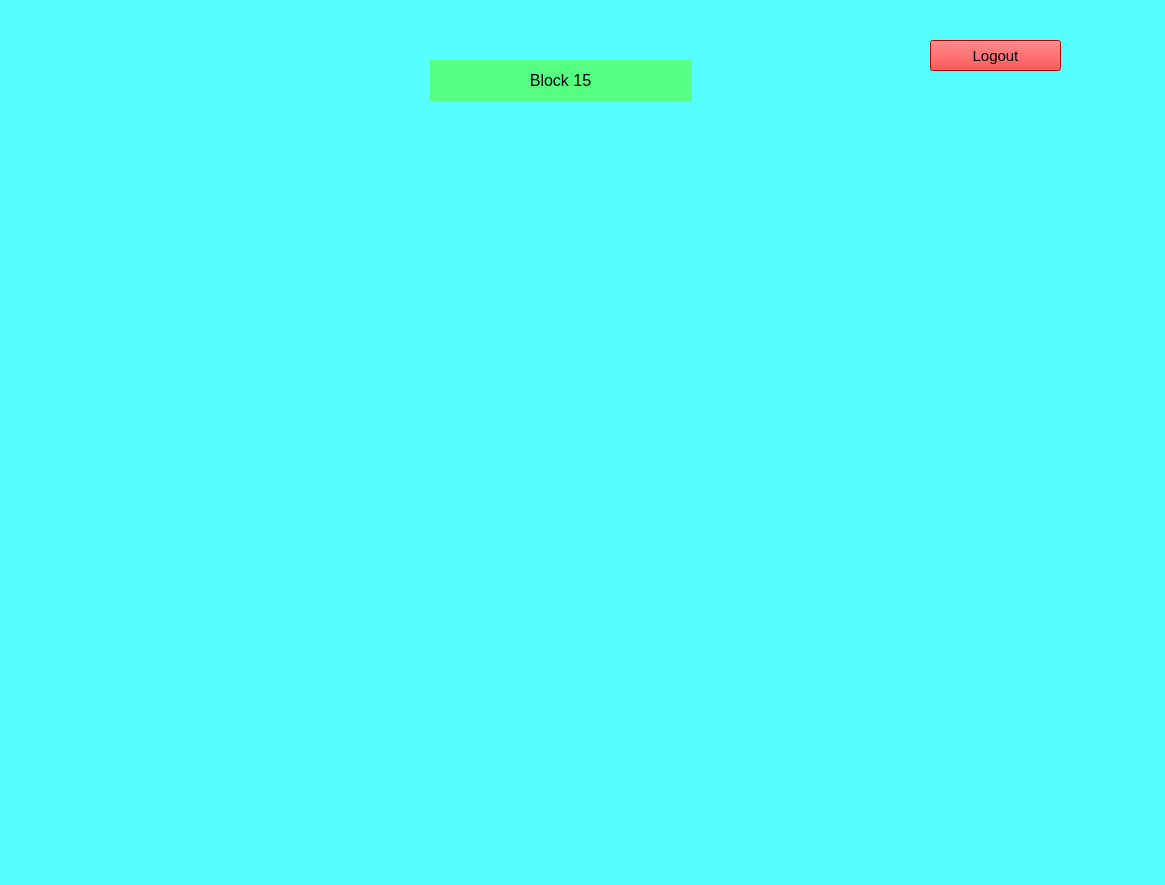
aet37/ECE1140-Project, file src/TrackModel/Map_Page.ui: the form before one commit.
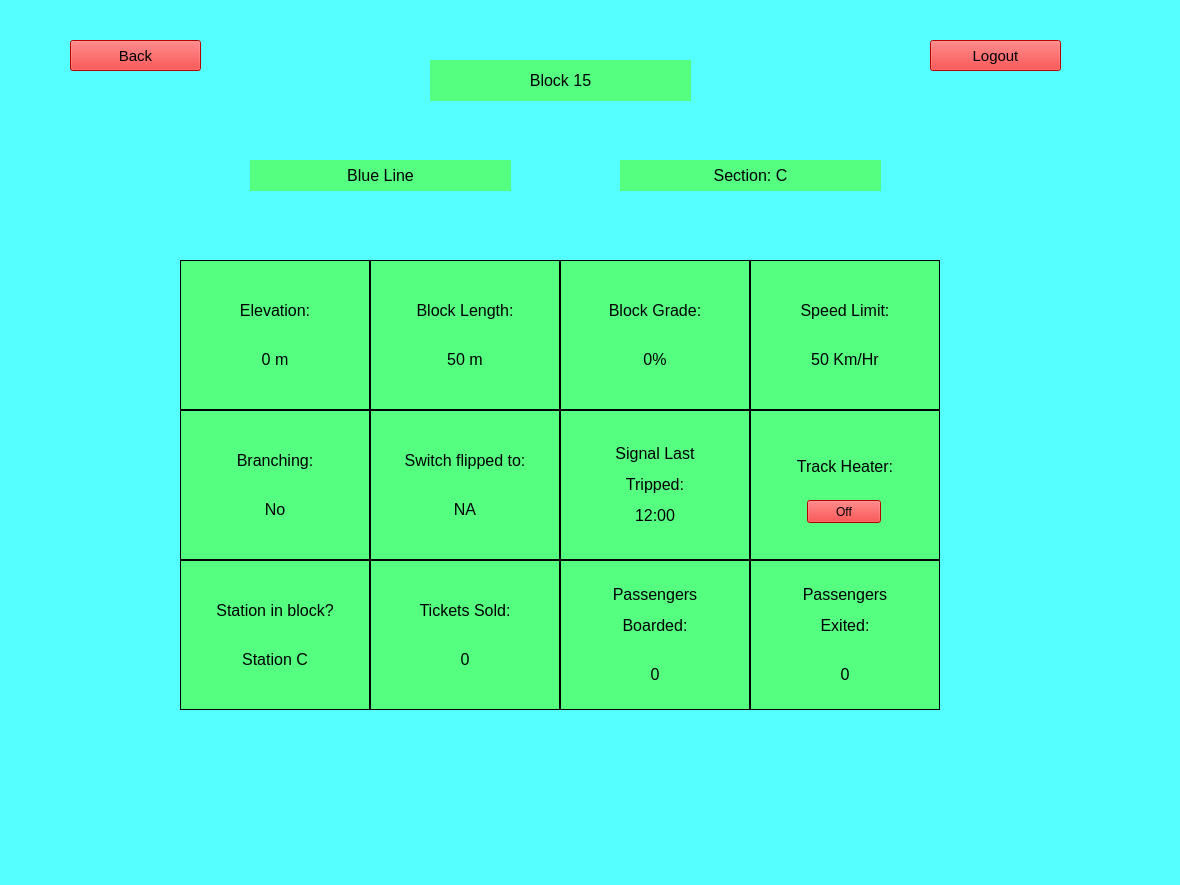
The form after the commit. The open tabs and pages were chosen to show the change.

The edit to the form file:
```diff
--- a/src/TrackModel/Map_Page.ui
+++ b/src/TrackModel/Map_Page.ui
@@ -9,7 +9,7 @@
    <rect>
     <x>0</x>
     <y>0</y>
-    <width>1165</width>
+    <width>1180</width>
     <height>885</height>
    </rect>
   </property>
@@ -2501,6 +2501,451 @@
        </size>
       </property>
      </widget>
+     <widget class="QPushButton" name="back_button_15">
+      <property name="geometry">
+       <rect>
+        <x>60</x>
+        <y>20</y>
+        <width>131</width>
+        <height>31</height>
+       </rect>
+      </property>
+      <property name="sizePolicy">
+       <sizepolicy hsizetype="Minimum" vsizetype="Minimum">
+        <horstretch>0</horstretch>
+        <verstretch>0</verstretch>
+       </sizepolicy>
+      </property>
+      <property name="minimumSize">
+       <size>
+        <width>0</width>
+        <height>0</height>
+       </size>
+      </property>
+      <property name="maximumSize">
+       <size>
+        <width>1347</width>
+        <height>16777215</height>
+       </size>
+      </property>
+      <property name="font">
+       <font>
+        <pointsize>11</pointsize>
+       </font>
+      </property>
+      <property name="styleSheet">
+       <string notr="true">background-color: rgb(255, 0, 0);</string>
+      </property>
+      <property name="text">
+       <string>Back</string>
+      </property>
+      <property name="iconSize">
+       <size>
+        <width>20</width>
+        <height>20</height>
+       </size>
+      </property>
+     </widget>
+     <widget class="QLabel" name="elevation_18">
+      <property name="geometry">
+       <rect>
+        <x>170</x>
+        <y>240</y>
+        <width>190</width>
+        <height>150</height>
+       </rect>
+      </property>
+      <property name="font">
+       <font>
+        <pointsize>12</pointsize>
+       </font>
+      </property>
+      <property name="styleSheet">
+       <string notr="true">background-color: rgb(85, 255, 127);</string>
+      </property>
+      <property name="frameShape">
+       <enum>QFrame::Box</enum>
+      </property>
+      <property name="text">
+       <string>&lt;html&gt;&lt;head/&gt;&lt;body&gt;&lt;p&gt;Elevation:&lt;br/&gt;&lt;/p&gt;&lt;p&gt;0 m&lt;/p&gt;&lt;/body&gt;&lt;/html&gt;</string>
+      </property>
+      <property name="alignment">
+       <set>Qt::AlignCenter</set>
+      </property>
+     </widget>
+     <widget class="QLabel" name="heater_18">
+      <property name="geometry">
+       <rect>
+        <x>740</x>
+        <y>390</y>
+        <width>190</width>
+        <height>150</height>
+       </rect>
+      </property>
+      <property name="font">
+       <font>
+        <pointsize>12</pointsize>
+       </font>
+      </property>
+      <property name="styleSheet">
+       <string notr="true">background-color: rgb(85, 255, 127);</string>
+      </property>
+      <property name="frameShape">
+       <enum>QFrame::Box</enum>
+      </property>
+      <property name="text">
+       <string>&lt;html&gt;&lt;head/&gt;&lt;body&gt;&lt;p&gt;Track Heater:&lt;br/&gt;&lt;br/&gt;&lt;/p&gt;&lt;/body&gt;&lt;/html&gt;</string>
+      </property>
+      <property name="alignment">
+       <set>Qt::AlignCenter</set>
+      </property>
+     </widget>
+     <widget class="QLabel" name="branching_18">
+      <property name="geometry">
+       <rect>
+        <x>170</x>
+        <y>390</y>
+        <width>190</width>
+        <height>150</height>
+       </rect>
+      </property>
+      <property name="font">
+       <font>
+        <pointsize>12</pointsize>
+       </font>
+      </property>
+      <property name="styleSheet">
+       <string notr="true">background-color: rgb(85, 255, 127);</string>
+      </property>
+      <property name="frameShape">
+       <enum>QFrame::Box</enum>
+      </property>
+      <property name="text">
+       <string>&lt;html&gt;&lt;head/&gt;&lt;body&gt;&lt;p&gt;Branching:&lt;br/&gt;&lt;/p&gt;&lt;p&gt;No&lt;/p&gt;&lt;/body&gt;&lt;/html&gt;</string>
+      </property>
+      <property name="alignment">
+       <set>Qt::AlignCenter</set>
+      </property>
+     </widget>
+     <widget class="QLabel" name="length_18">
+      <property name="geometry">
+       <rect>
+        <x>360</x>
+        <y>240</y>
+        <width>190</width>
+        <height>150</height>
+       </rect>
+      </property>
+      <property name="font">
+       <font>
+        <pointsize>12</pointsize>
+       </font>
+      </property>
+      <property name="styleSheet">
+       <string notr="true">background-color: rgb(85, 255, 127);</string>
+      </property>
+      <property name="frameShape">
+       <enum>QFrame::Box</enum>
+      </property>
+      <property name="text">
+       <string>&lt;html&gt;&lt;head/&gt;&lt;body&gt;&lt;p&gt;Block Length:&lt;br/&gt;&lt;/p&gt;&lt;p&gt;50 m&lt;/p&gt;&lt;/body&gt;&lt;/html&gt;</string>
+      </property>
+      <property name="alignment">
+       <set>Qt::AlignCenter</set>
+      </property>
+     </widget>
+     <widget class="QLabel" name="grade_18">
+      <property name="geometry">
+       <rect>
+        <x>550</x>
+        <y>240</y>
+        <width>190</width>
+        <height>150</height>
+       </rect>
+      </property>
+      <property name="font">
+       <font>
+        <pointsize>12</pointsize>
+       </font>
+      </property>
+      <property name="styleSheet">
+       <string notr="true">background-color: rgb(85, 255, 127);</string>
+      </property>
+      <property name="frameShape">
+       <enum>QFrame::Box</enum>
+      </property>
+      <property name="text">
+       <string>&lt;html&gt;&lt;head/&gt;&lt;body&gt;&lt;p&gt;Block Grade:&lt;br/&gt;&lt;/p&gt;&lt;p&gt;0%&lt;/p&gt;&lt;/body&gt;&lt;/html&gt;</string>
+      </property>
+      <property name="alignment">
+       <set>Qt::AlignCenter</set>
+      </property>
+     </widget>
+     <widget class="QLabel" name="speed_limit_18">
+      <property name="geometry">
+       <rect>
+        <x>740</x>
+        <y>240</y>
+        <width>190</width>
+        <height>150</height>
+       </rect>
+      </property>
+      <property name="font">
+       <font>
+        <pointsize>12</pointsize>
+       </font>
+      </property>
+      <property name="styleSheet">
+       <string notr="true">background-color: rgb(85, 255, 127);</string>
+      </property>
+      <property name="frameShape">
+       <enum>QFrame::Box</enum>
+      </property>
+      <property name="text">
+       <string>&lt;html&gt;&lt;head/&gt;&lt;body&gt;&lt;p&gt;Speed Limit:&lt;br/&gt;&lt;/p&gt;&lt;p&gt;50 Km/Hr&lt;/p&gt;&lt;/body&gt;&lt;/html&gt;</string>
+      </property>
+      <property name="alignment">
+       <set>Qt::AlignCenter</set>
+      </property>
+     </widget>
+     <widget class="QLabel" name="station_18">
+      <property name="geometry">
+       <rect>
+        <x>170</x>
+        <y>540</y>
+        <width>190</width>
+        <height>150</height>
+       </rect>
+      </property>
+      <property name="font">
+       <font>
+        <pointsize>12</pointsize>
+       </font>
+      </property>
+      <property name="styleSheet">
+       <string notr="true">background-color: rgb(85, 255, 127);</string>
+      </property>
+      <property name="frameShape">
+       <enum>QFrame::Box</enum>
+      </property>
+      <property name="text">
+       <string>&lt;html&gt;&lt;head/&gt;&lt;body&gt;&lt;p&gt;Station in block?&lt;br/&gt;&lt;/p&gt;&lt;p&gt;Station C&lt;/p&gt;&lt;/body&gt;&lt;/html&gt;</string>
+      </property>
+      <property name="alignment">
+       <set>Qt::AlignCenter</set>
+      </property>
+     </widget>
+     <widget class="QLabel" name="signal_18">
+      <property name="geometry">
+       <rect>
+        <x>550</x>
+        <y>390</y>
+        <width>190</width>
+        <height>150</height>
+       </rect>
+      </property>
+      <property name="font">
+       <font>
+        <pointsize>12</pointsize>
+       </font>
+      </property>
+      <property name="styleSheet">
+       <string notr="true">background-color: rgb(85, 255, 127);</string>
+      </property>
+      <property name="frameShape">
+       <enum>QFrame::Box</enum>
+      </property>
+      <property name="text">
+       <string>&lt;html&gt;&lt;head/&gt;&lt;body&gt;&lt;p&gt;Signal Last&lt;/p&gt;&lt;p&gt;Tripped:&lt;/p&gt;&lt;p&gt;12:00&lt;/p&gt;&lt;/body&gt;&lt;/html&gt;</string>
+      </property>
+      <property name="alignment">
+       <set>Qt::AlignCenter</set>
+      </property>
+     </widget>
+     <widget class="QPushButton" name="heater_button_15">
+      <property name="geometry">
+       <rect>
+        <x>797</x>
+        <y>480</y>
+        <width>74</width>
+        <height>23</height>
+       </rect>
+      </property>
+      <property name="styleSheet">
+       <string notr="true">background-color: rgb(255, 0, 0);</string>
+      </property>
+      <property name="text">
+       <string>Off</string>
+      </property>
+      <property name="checkable">
+       <bool>true</bool>
+      </property>
+      <property name="checked">
+       <bool>false</bool>
+      </property>
+     </widget>
+     <widget class="QLabel" name="passengers_on_15">
+      <property name="geometry">
+       <rect>
+        <x>550</x>
+        <y>540</y>
+        <width>190</width>
+        <height>150</height>
+       </rect>
+      </property>
+      <property name="font">
+       <font>
+        <pointsize>12</pointsize>
+       </font>
+      </property>
+      <property name="styleSheet">
+       <string notr="true">background-color: rgb(85, 255, 127);</string>
+      </property>
+      <property name="frameShape">
+       <enum>QFrame::Box</enum>
+      </property>
+      <property name="text">
+       <string>&lt;html&gt;&lt;head/&gt;&lt;body&gt;&lt;p&gt;Passengers&lt;/p&gt;&lt;p&gt;Boarded:&lt;br/&gt;&lt;/p&gt;&lt;p&gt;0&lt;/p&gt;&lt;/body&gt;&lt;/html&gt;</string>
+      </property>
+      <property name="alignment">
+       <set>Qt::AlignCenter</set>
+      </property>
+     </widget>
+     <widget class="QLabel" name="passengers_off_15">
+      <property name="geometry">
+       <rect>
+        <x>740</x>
+        <y>540</y>
+        <width>190</width>
+        <height>150</height>
+       </rect>
+      </property>
+      <property name="font">
+       <font>
+        <pointsize>12</pointsize>
+       </font>
+      </property>
+      <property name="styleSheet">
+       <string notr="true">background-color: rgb(85, 255, 127);</string>
+      </property>
+      <property name="frameShape">
+       <enum>QFrame::Box</enum>
+      </property>
+      <property name="text">
+       <string>&lt;html&gt;&lt;head/&gt;&lt;body&gt;&lt;p&gt;Passengers&lt;/p&gt;&lt;p&gt;Exited:&lt;br/&gt;&lt;/p&gt;&lt;p&gt;0&lt;/p&gt;&lt;/body&gt;&lt;/html&gt;</string>
+      </property>
+      <property name="alignment">
+       <set>Qt::AlignCenter</set>
+      </property>
+     </widget>
+     <widget class="QLabel" name="switch_15">
+      <property name="geometry">
+       <rect>
+        <x>360</x>
+        <y>390</y>
+        <width>190</width>
+        <height>150</height>
+       </rect>
+      </property>
+      <property name="font">
+       <font>
+        <pointsize>12</pointsize>
+       </font>
+      </property>
+      <property name="styleSheet">
+       <string notr="true">background-color: rgb(85, 255, 127);</string>
+      </property>
+      <property name="frameShape">
+       <enum>QFrame::Box</enum>
+      </property>
+      <property name="text">
+       <string>&lt;html&gt;&lt;head/&gt;&lt;body&gt;&lt;p&gt;Switch flipped to:&lt;br/&gt;&lt;/p&gt;&lt;p&gt;NA&lt;/p&gt;&lt;/body&gt;&lt;/html&gt;</string>
+      </property>
+      <property name="alignment">
+       <set>Qt::AlignCenter</set>
+      </property>
+     </widget>
+     <widget class="QLabel" name="section_15">
+      <property name="geometry">
+       <rect>
+        <x>610</x>
+        <y>140</y>
+        <width>261</width>
+        <height>31</height>
+       </rect>
+      </property>
+      <property name="font">
+       <font>
+        <pointsize>12</pointsize>
+       </font>
+      </property>
+      <property name="styleSheet">
+       <string notr="true">background-color: rgb(85, 255, 127);</string>
+      </property>
+      <property name="frameShape">
+       <enum>QFrame::NoFrame</enum>
+      </property>
+      <property name="text">
+       <string>&lt;html&gt;&lt;head/&gt;&lt;body&gt;&lt;p&gt;Section: C&lt;/p&gt;&lt;/body&gt;&lt;/html&gt;</string>
+      </property>
+      <property name="alignment">
+       <set>Qt::AlignCenter</set>
+      </property>
+     </widget>
+     <widget class="QLabel" name="track_15">
+      <property name="geometry">
+       <rect>
+        <x>240</x>
+        <y>140</y>
+        <width>261</width>
+        <height>31</height>
+       </rect>
+      </property>
+      <property name="font">
+       <font>
+        <pointsize>12</pointsize>
+       </font>
+      </property>
+      <property name="styleSheet">
+       <string notr="true">background-color: rgb(85, 255, 127);</string>
+      </property>
+      <property name="frameShape">
+       <enum>QFrame::NoFrame</enum>
+      </property>
+      <property name="text">
+       <string>&lt;html&gt;&lt;head/&gt;&lt;body&gt;&lt;p&gt;Blue Line&lt;/p&gt;&lt;/body&gt;&lt;/html&gt;</string>
+      </property>
+      <property name="alignment">
+       <set>Qt::AlignCenter</set>
+      </property>
+     </widget>
+     <widget class="QLabel" name="tickets_15">
+      <property name="geometry">
+       <rect>
+        <x>360</x>
+        <y>540</y>
+        <width>190</width>
+        <height>150</height>
+       </rect>
+      </property>
+      <property name="font">
+       <font>
+        <pointsize>12</pointsize>
+       </font>
+      </property>
+      <property name="styleSheet">
+       <string notr="true">background-color: rgb(85, 255, 127);</string>
+      </property>
+      <property name="frameShape">
+       <enum>QFrame::Box</enum>
+      </property>
+      <property name="text">
+       <string>&lt;html&gt;&lt;head/&gt;&lt;body&gt;&lt;p&gt;Tickets Sold:&lt;br/&gt;&lt;/p&gt;&lt;p&gt;0&lt;/p&gt;&lt;/body&gt;&lt;/html&gt;</string>
+      </property>
+      <property name="alignment">
+       <set>Qt::AlignCenter</set>
+      </property>
+     </widget>
     </widget>
    </widget>
   </widget>
```
Left out of the diff: 5497 changed lines with no effect on the pictures.
